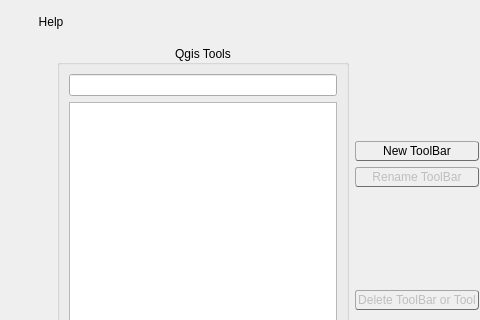
Before: the Qt Designer form ui.resources/ui_CustomToolbar.ui in All4Gis/CustomToolBar, drawn with Qt 5; both pictures show x 0 to 480 and y 0 to 320 of the 833 by 443 pixel window.
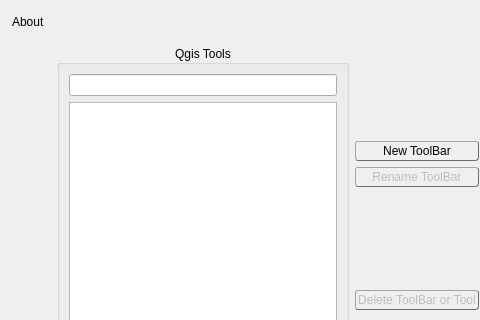
After: the same form once the commit is applied. Icons and pictures are not drawn. Custom widgets are drawn as their Qt base class.

```diff
--- a/ui.resources/ui_CustomToolbar.ui
+++ b/ui.resources/ui_CustomToolbar.ui
@@ -28,8 +28,11 @@
        <property name="cursor">
         <cursorShape>PointingHandCursor</cursorShape>
        </property>
+       <property name="styleSheet">
+        <string notr="true">text-align:left;</string>
+       </property>
        <property name="text">
-        <string>Help</string>
+        <string>About</string>
        </property>
        <property name="flat">
         <bool>true</bool>
```
